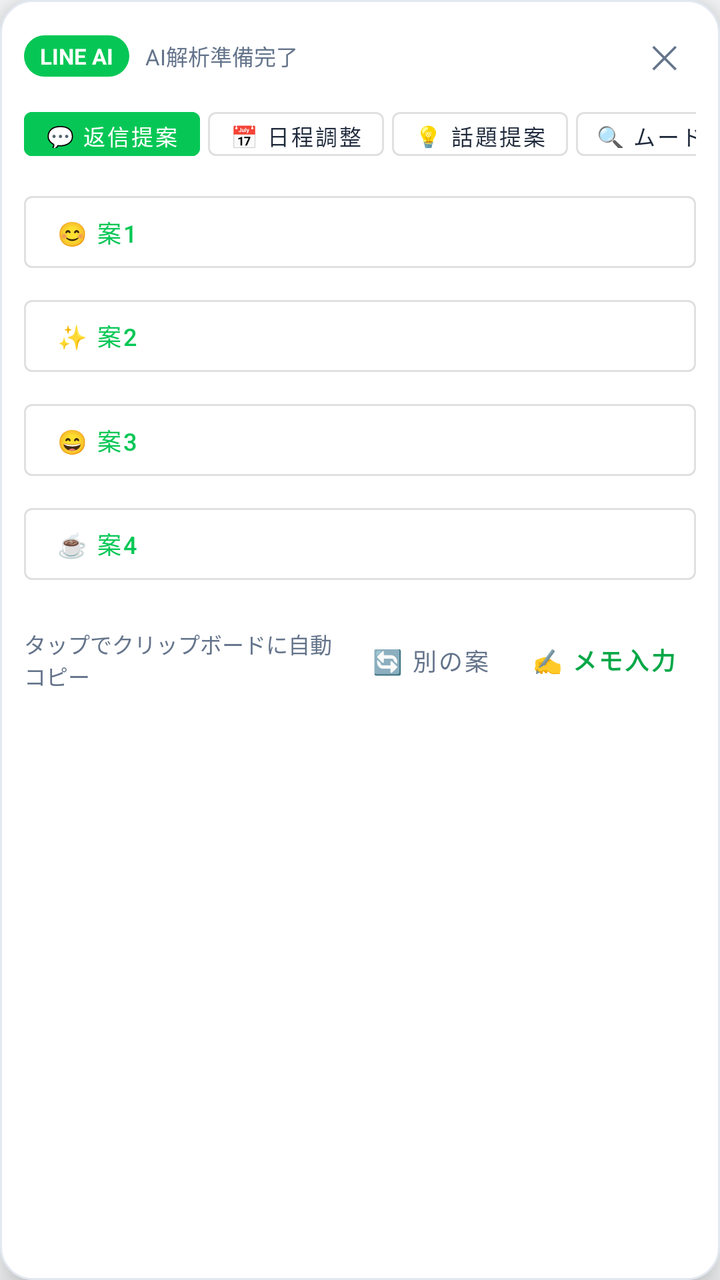
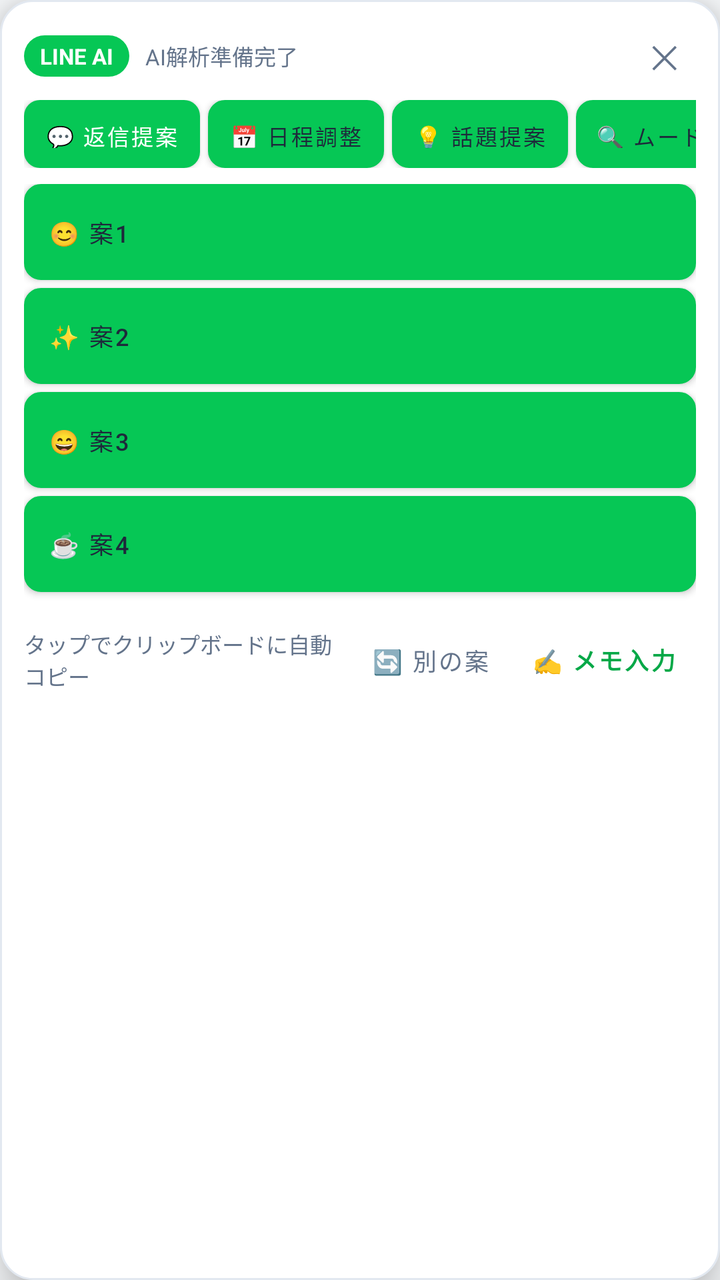

Two renders of the same Android screen: before a commit and after it. Below are the layout's source before the change and the commit's diff.
<!-- AndroidManifest.xml: application theme Theme.LineAiReply -->
<!-- res/layout/overlay_line_replies.xml -->
<?xml version="1.0" encoding="utf-8"?>
<LinearLayout xmlns:android="http://schemas.android.com/apk/res/android"
    android:id="@+id/cardRoot"
    android:layout_width="match_parent"
    android:layout_height="wrap_content"
    android:background="@drawable/bg_reply_sheet"
    android:elevation="12dp"
    android:orientation="vertical"
    android:padding="12dp">

    
    <LinearLayout
        android:layout_width="match_parent"
        android:layout_height="wrap_content"
        android:gravity="center_vertical"
        android:orientation="horizontal">

        <TextView
            android:id="@+id/textPlatformTag"
            android:layout_width="wrap_content"
            android:layout_height="wrap_content"
            android:background="@drawable/bg_line_pill"
            android:paddingHorizontal="8dp"
            android:paddingVertical="3dp"
            android:text="LINE AI"
            android:textColor="@color/white"
            android:textSize="11sp"
            android:textStyle="bold" />

        <TextView
            android:id="@+id/textContextSummary"
            android:layout_width="0dp"
            android:layout_height="wrap_content"
            android:layout_marginStart="8dp"
            android:layout_weight="1"
            android:ellipsize="end"
            android:maxLines="1"
            android:text="AI解析準備完了"
            android:textColor="@color/text_secondary"
            android:textSize="11sp" />

        <TextView
            android:id="@+id/btnClose"
            android:layout_width="32dp"
            android:layout_height="32dp"
            android:gravity="center"
            android:text="✕"
            android:textColor="@color/text_secondary"
            android:textSize="16sp" />
    </LinearLayout>

    
    <HorizontalScrollView
        android:layout_width="match_parent"
        android:layout_height="wrap_content"
        android:layout_marginTop="6dp"
        android:scrollbars="none">

        <LinearLayout
            android:layout_width="wrap_content"
            android:layout_height="wrap_content"
            android:orientation="horizontal">

            <Button
                android:id="@+id/btnModeReply"
                style="@style/Widget.MaterialComponents.Button.UnelevatedButton"
                android:layout_width="wrap_content"
                android:layout_height="34dp"
                android:layout_marginEnd="4dp"
                android:backgroundTint="@color/line_green"
                android:paddingHorizontal="10dp"
                android:text="💬 返信提案"
                android:textColor="@color/white"
                android:textSize="11sp" />

            <Button
                android:id="@+id/btnModeSchedule"
                style="@style/Widget.MaterialComponents.Button.OutlinedButton"
                android:layout_width="wrap_content"
                android:layout_height="34dp"
                android:layout_marginEnd="4dp"
                android:paddingHorizontal="10dp"
                android:text="📅 日程調整"
                android:textColor="@color/text_primary"
                android:textSize="11sp" />

            <Button
                android:id="@+id/btnModeTopic"
                style="@style/Widget.MaterialComponents.Button.OutlinedButton"
                android:layout_width="wrap_content"
                android:layout_height="34dp"
                android:layout_marginEnd="4dp"
                android:paddingHorizontal="10dp"
                android:text="💡 話題提案"
                android:textColor="@color/text_primary"
                android:textSize="11sp" />

            <Button
                android:id="@+id/btnModeMood"
                style="@style/Widget.MaterialComponents.Button.OutlinedButton"
                android:layout_width="wrap_content"
                android:layout_height="34dp"
                android:paddingHorizontal="10dp"
                android:text="🔍 ムード分析"
                android:textColor="@color/text_primary"
                android:textSize="11sp" />
        </LinearLayout>
    </HorizontalScrollView>

    
    <TextView
        android:id="@+id/textAlertBanner"
        android:layout_width="match_parent"
        android:layout_height="wrap_content"
        android:layout_marginTop="6dp"
        android:background="#FEF2F2"
        android:paddingHorizontal="10dp"
        android:paddingVertical="8dp"
        android:textColor="#DC2626"
        android:textSize="12sp"
        android:textStyle="bold"
        android:visibility="gone" />

    
    <TextView
        android:id="@+id/textScreenshotPreview"
        android:layout_width="match_parent"
        android:layout_height="wrap_content"
        android:layout_marginTop="6dp"
        android:background="#ECFDF5"
        android:paddingHorizontal="10dp"
        android:paddingVertical="4dp"
        android:ellipsize="end"
        android:maxLines="2"
        android:text="📸 直近スクショを反映中"
        android:textColor="#047857"
        android:textSize="11sp"
        android:visibility="gone" />

    
    <TextView
        android:id="@+id/textClipboardPreview"
        android:layout_width="match_parent"
        android:layout_height="wrap_content"
        android:layout_marginTop="6dp"
        android:background="#FEF3C7"
        android:paddingHorizontal="10dp"
        android:paddingVertical="4dp"
        android:ellipsize="end"
        android:maxLines="2"
        android:text="📋 コピー文を反映中"
        android:textColor="#92400E"
        android:textSize="11sp"
        android:visibility="gone" />

    
    <LinearLayout
        android:id="@+id/layoutMiniInput"
        android:layout_width="match_parent"
        android:layout_height="wrap_content"
        android:layout_marginTop="6dp"
        android:background="#F1F5F9"
        android:orientation="vertical"
        android:padding="8dp"
        android:visibility="gone">

        <TextView
            android:id="@+id/textMiniInputGuide"
            android:layout_width="match_parent"
            android:layout_height="wrap_content"
            android:text="💡 LINEでスクショ（電源＋音量下）を撮るか、メッセージをコピーすると自動解析されます。\nここに一言メモを入力して直接AI生成も可能です："
            android:textColor="#475569"
            android:textSize="11sp" />

        <LinearLayout
            android:layout_width="match_parent"
            android:layout_height="wrap_content"
            android:layout_marginTop="4dp"
            android:gravity="center_vertical"
            android:orientation="horizontal">

            <EditText
                android:id="@+id/editMiniPrompt"
                android:layout_width="0dp"
                android:layout_height="38dp"
                android:layout_weight="1"
                android:background="@android:drawable/edit_text"
                android:hint="例: 明日の予定 / カフェお誘い"
                android:imeOptions="actionDone"
                android:inputType="text"
                android:paddingHorizontal="8dp"
                android:textSize="12sp" />

            <Button
                android:id="@+id/btnMiniGenerate"
                style="@style/Widget.MaterialComponents.Button.UnelevatedButton"
                android:layout_width="wrap_content"
                android:layout_height="38dp"
                android:layout_marginStart="6dp"
                android:backgroundTint="@color/line_green"
                android:text="🚀 AI生成"
                android:textColor="@color/white"
                android:textSize="11sp" />
        </LinearLayout>
    </LinearLayout>

    
    <LinearLayout
        android:id="@+id/optionsLayout"
        android:layout_width="match_parent"
        android:layout_height="wrap_content"
        android:layout_marginTop="8dp"
        android:orientation="vertical">

        <Button
            android:id="@+id/btnOpt1"
            style="@style/Widget.MaterialComponents.Button.OutlinedButton"
            android:layout_width="match_parent"
            android:layout_height="wrap_content"
            android:layout_marginBottom="4dp"
            android:gravity="start|center_vertical"
            android:paddingVertical="6dp"
            android:text="😊 案1"
            android:textAllCaps="false"
            android:textSize="12sp" />

        <Button
            android:id="@+id/btnOpt2"
            style="@style/Widget.MaterialComponents.Button.OutlinedButton"
            android:layout_width="match_parent"
            android:layout_height="wrap_content"
            android:layout_marginBottom="4dp"
            android:gravity="start|center_vertical"
            android:paddingVertical="6dp"
            android:text="✨ 案2"
            android:textAllCaps="false"
            android:textSize="12sp" />

        <Button
            android:id="@+id/btnOpt3"
            style="@style/Widget.MaterialComponents.Button.OutlinedButton"
            android:layout_width="match_parent"
            android:layout_height="wrap_content"
            android:layout_marginBottom="4dp"
            android:gravity="start|center_vertical"
            android:paddingVertical="6dp"
            android:text="😄 案3"
            android:textAllCaps="false"
            android:textSize="12sp" />

        <Button
            android:id="@+id/btnOpt4"
            style="@style/Widget.MaterialComponents.Button.OutlinedButton"
            android:layout_width="match_parent"
            android:layout_height="wrap_content"
            android:layout_marginBottom="6dp"
            android:gravity="start|center_vertical"
            android:paddingVertical="6dp"
            android:text="☕ 案4"
            android:textAllCaps="false"
            android:textSize="12sp" />
    </LinearLayout>

    
    <LinearLayout
        android:layout_width="match_parent"
        android:layout_height="wrap_content"
        android:gravity="center_vertical"
        android:orientation="horizontal"
        android:paddingTop="4dp">

        <TextView
            android:layout_width="0dp"
            android:layout_height="wrap_content"
            android:layout_weight="1"
            android:text="タップでクリップボードに自動コピー"
            android:textColor="@color/text_secondary"
            android:textSize="11sp" />

        <Button
            android:id="@+id/btnRegenerate"
            style="@style/Widget.MaterialComponents.Button.TextButton"
            android:layout_width="wrap_content"
            android:layout_height="wrap_content"
            android:minWidth="0dp"
            android:paddingHorizontal="10dp"
            android:text="🔄 別の案"
            android:textColor="@color/text_secondary"
            android:textSize="12sp" />

        <Button
            android:id="@+id/btnDirectType"
            style="@style/Widget.MaterialComponents.Button.TextButton"
            android:layout_width="wrap_content"
            android:layout_height="wrap_content"
            android:minWidth="0dp"
            android:paddingHorizontal="10dp"
            android:text="✍️ メモ入力"
            android:textColor="@color/line_green_dark"
            android:textSize="12sp"
            android:textStyle="bold" />
    </LinearLayout>

</LinearLayout>
<!-- resources referenced by this layout -->
<resources>
  <color name="line_green">#06C755</color>
  <color name="line_green_dark">#05A847</color>
  <color name="text_primary">#1E293B</color>
  <color name="text_secondary">#64748B</color>
  <color name="white">#FFFFFF</color>
  <!-- drawable bg_line_pill (drawable) -->
  <?xml version="1.0" encoding="utf-8"?>
  <shape xmlns:android="http://schemas.android.com/apk/res/android"
      android:shape="rectangle">
      <solid android:color="@color/line_green" />
      <corners android:radius="999dp" />
  </shape>
  <!-- drawable bg_reply_sheet (drawable) -->
  <?xml version="1.0" encoding="utf-8"?>
  <shape xmlns:android="http://schemas.android.com/apk/res/android"
      android:shape="rectangle">
      <solid android:color="@color/white" />
      <corners android:radius="16dp" />
      <stroke android:width="1dp" android:color="@color/border" />
  </shape>
  <style name="Theme.LineAiReply" parent="Theme.MaterialComponents.DayNight.NoActionBar">
          <item name="colorPrimary">@color/line_green</item>
          <item name="colorPrimaryDark">@color/line_green_dark</item>
          <item name="android:windowBackground">@color/bg_light</item>
      </style>
  <color name="border">#E2E8F0</color>
  <color name="bg_light">#F8FAFC</color>
</resources>

<!-- the commit's change to res/layout/overlay_line_replies.xml (unified diff, before → after) -->
@@ -63,10 +63,10 @@
 
             <Button
                 android:id="@+id/btnModeReply"
-                style="@style/Widget.MaterialComponents.Button.UnelevatedButton"
                 android:layout_width="wrap_content"
                 android:layout_height="34dp"
                 android:layout_marginEnd="4dp"
+                android:background="@drawable/bg_overlay_btn"
                 android:backgroundTint="@color/line_green"
                 android:paddingHorizontal="10dp"
                 android:text="💬 返信提案"
@@ -75,10 +75,10 @@
 
             <Button
                 android:id="@+id/btnModeSchedule"
-                style="@style/Widget.MaterialComponents.Button.OutlinedButton"
                 android:layout_width="wrap_content"
                 android:layout_height="34dp"
                 android:layout_marginEnd="4dp"
+                android:background="@drawable/bg_overlay_btn_outline"
                 android:paddingHorizontal="10dp"
                 android:text="📅 日程調整"
                 android:textColor="@color/text_primary"
@@ -86,10 +86,10 @@
 
             <Button
                 android:id="@+id/btnModeTopic"
-                style="@style/Widget.MaterialComponents.Button.OutlinedButton"
                 android:layout_width="wrap_content"
                 android:layout_height="34dp"
                 android:layout_marginEnd="4dp"
+                android:background="@drawable/bg_overlay_btn_outline"
                 android:paddingHorizontal="10dp"
                 android:text="💡 話題提案"
                 android:textColor="@color/text_primary"
@@ -97,9 +97,9 @@
 
             <Button
                 android:id="@+id/btnModeMood"
-                style="@style/Widget.MaterialComponents.Button.OutlinedButton"
                 android:layout_width="wrap_content"
                 android:layout_height="34dp"
+                android:background="@drawable/bg_overlay_btn_outline"
                 android:paddingHorizontal="10dp"
                 android:text="🔍 ムード分析"
                 android:textColor="@color/text_primary"
@@ -193,10 +193,10 @@
 
             <Button
                 android:id="@+id/btnMiniGenerate"
-                style="@style/Widget.MaterialComponents.Button.UnelevatedButton"
                 android:layout_width="wrap_content"
                 android:layout_height="38dp"
                 android:layout_marginStart="6dp"
+                android:background="@drawable/bg_overlay_btn"
                 android:backgroundTint="@color/line_green"
                 android:text="🚀 AI生成"
                 android:textColor="@color/white"
@@ -214,50 +214,58 @@
 
         <Button
             android:id="@+id/btnOpt1"
-            style="@style/Widget.MaterialComponents.Button.OutlinedButton"
             android:layout_width="match_parent"
             android:layout_height="wrap_content"
             android:layout_marginBottom="4dp"
+            android:background="@drawable/bg_overlay_btn_outline"
             android:gravity="start|center_vertical"
-            android:paddingVertical="6dp"
+            android:paddingHorizontal="12dp"
+            android:paddingVertical="8dp"
             android:text="😊 案1"
             android:textAllCaps="false"
+            android:textColor="@color/text_primary"
             android:textSize="12sp" />
 
         <Button
             android:id="@+id/btnOpt2"
-            style="@style/Widget.MaterialComponents.Button.OutlinedButton"
             android:layout_width="match_parent"
             android:layout_height="wrap_content"
             android:layout_marginBottom="4dp"
+            android:background="@drawable/bg_overlay_btn_outline"
             android:gravity="start|center_vertical"
-            android:paddingVertical="6dp"
+            android:paddingHorizontal="12dp"
+            android:paddingVertical="8dp"
             android:text="✨ 案2"
             android:textAllCaps="false"
+            android:textColor="@color/text_primary"
             android:textSize="12sp" />
 
         <Button
             android:id="@+id/btnOpt3"
-            style="@style/Widget.MaterialComponents.Button.OutlinedButton"
             android:layout_width="match_parent"
             android:layout_height="wrap_content"
             android:layout_marginBottom="4dp"
+            android:background="@drawable/bg_overlay_btn_outline"
             android:gravity="start|center_vertical"
-            android:paddingVertical="6dp"
+            android:paddingHorizontal="12dp"
+            android:paddingVertical="8dp"
             android:text="😄 案3"
             android:textAllCaps="false"
+            android:textColor="@color/text_primary"
             android:textSize="12sp" />
 
         <Button
             android:id="@+id/btnOpt4"
-            style="@style/Widget.MaterialComponents.Button.OutlinedButton"
             android:layout_width="match_parent"
             android:layout_height="wrap_content"
             android:layout_marginBottom="6dp"
+            android:background="@drawable/bg_overlay_btn_outline"
             android:gravity="start|center_vertical"
-            android:paddingVertical="6dp"
+            android:paddingHorizontal="12dp"
+            android:paddingVertical="8dp"
             android:text="☕ 案4"
             android:textAllCaps="false"
+            android:textColor="@color/text_primary"
             android:textSize="12sp" />
     </LinearLayout>
 
@@ -279,9 +287,9 @@
 
         <Button
             android:id="@+id/btnRegenerate"
-            style="@style/Widget.MaterialComponents.Button.TextButton"
             android:layout_width="wrap_content"
             android:layout_height="wrap_content"
+            android:background="?android:attr/selectableItemBackground"
             android:minWidth="0dp"
             android:paddingHorizontal="10dp"
             android:text="🔄 別の案"
@@ -290,9 +298,9 @@
 
         <Button
             android:id="@+id/btnDirectType"
-            style="@style/Widget.MaterialComponents.Button.TextButton"
             android:layout_width="wrap_content"
             android:layout_height="wrap_content"
+            android:background="?android:attr/selectableItemBackground"
             android:minWidth="0dp"
             android:paddingHorizontal="10dp"
             android:text="✍️ メモ入力"
<!-- resource entries referenced after the edit -->
@@ -11,6 +11,21 @@
       android:shape="rectangle">
       <solid android:color="@color/line_green" />
       <corners android:radius="999dp" />
+  </shape>
+  <!-- drawable bg_overlay_btn (drawable) -->
+  <?xml version="1.0" encoding="utf-8"?>
+  <shape xmlns:android="http://schemas.android.com/apk/res/android"
+      android:shape="rectangle">
+      <corners android:radius="8dp" />
+      <solid android:color="@color/line_green" />
+  </shape>
+  <!-- drawable bg_overlay_btn_outline (drawable) -->
+  <?xml version="1.0" encoding="utf-8"?>
+  <shape xmlns:android="http://schemas.android.com/apk/res/android"
+      android:shape="rectangle">
+      <corners android:radius="8dp" />
+      <solid android:color="#F8FAFC" />
+      <stroke android:width="1dp" android:color="#CBD5E1" />
   </shape>
   <!-- drawable bg_reply_sheet (drawable) -->
   <?xml version="1.0" encoding="utf-8"?>
